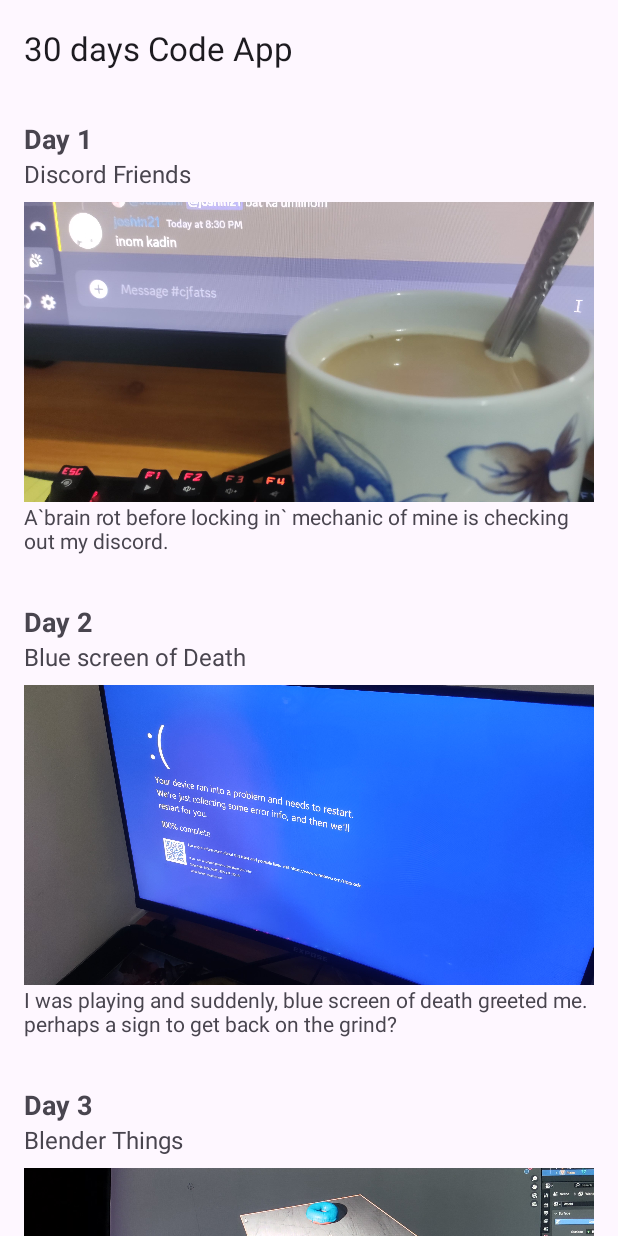
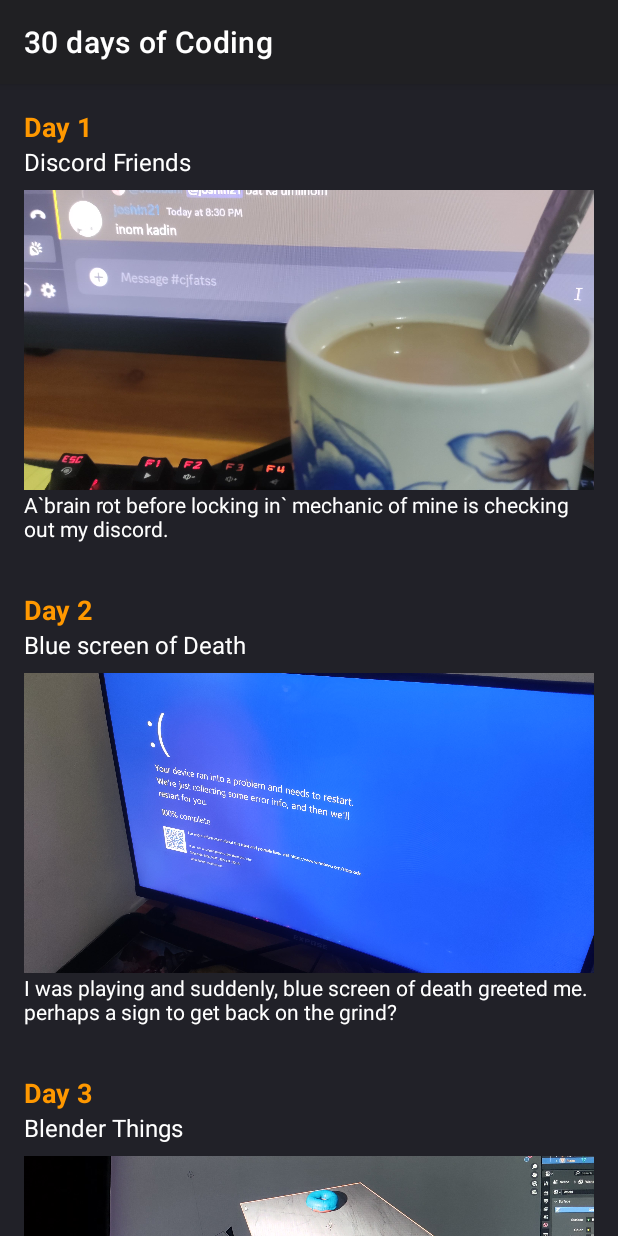
Before and after one commit to Jubibani/cc17-3k-orpilla-christopher-act6, an Android app: the screen it shows after launch (MainActivity), on a phone screen of 412 x 824 dp. Run offline under Robolectric (Android 15) with nearby library versions, the phone set to English and light mode, and no system bars.

Commit message:
added colors

```diff
--- a/app/src/main/AndroidManifest.xml
+++ b/app/src/main/AndroidManifest.xml
@@ -10,7 +10,7 @@
         android:label="@string/app_name"
         android:roundIcon="@mipmap/ic_launcher_round"
         android:supportsRtl="true"
-        android:theme="@style/Theme._30daysapp"
+        android:theme="@style/Theme.30DaysApp"
         tools:targetApi="31">
         <activity
             android:name=".MainActivity"
--- a/app/src/main/java/com/example/a30daysapp/MainActivity.kt
+++ b/app/src/main/java/com/example/a30daysapp/MainActivity.kt
@@ -6,7 +6,6 @@ import androidx.appcompat.app.AppCompatActivity
 import androidx.recyclerview.widget.LinearLayoutManager
 import androidx.recyclerview.widget.RecyclerView
 import com.example.a30daysapp.model.Day
-import utilities.DayDataLoader
 
 class MainActivity : AppCompatActivity() {
     private lateinit var recyclerView: RecyclerView
--- a/app/src/main/java/com/example/a30daysapp/model/DayAdapter.kt
+++ b/app/src/main/java/com/example/a30daysapp/model/DayAdapter.kt
@@ -1,5 +1,6 @@
 package com.example.a30daysapp
 
+import android.annotation.SuppressLint
 import android.view.LayoutInflater
 import android.view.View
 import android.view.ViewGroup
@@ -24,6 +25,7 @@ class DayAdapter(private val days: List<Day>) : RecyclerView.Adapter<DayAdapter.
         return DayViewHolder(view)
     }
 
+    @SuppressLint("SetTextI18n")
     override fun onBindViewHolder(holder: DayViewHolder, position: Int) {
         val day = days[position]
         holder.dayNumberTextView.text = "Day ${day.dayNumber}"
@@ -40,9 +42,6 @@ class DayAdapter(private val days: List<Day>) : RecyclerView.Adapter<DayAdapter.
             holder.dayImageView.setImageDrawable(
                 AppCompatResources.getDrawable(holder.dayImageView.context, resourceId)
             )
-        } else {
-            // Set a default or placeholder image if the resource doesn't exist
-            holder.dayImageView.setImageResource(R.drawable.bmo_code) // Replace with your placeholder drawable
         }
     }
 
--- a/app/src/main/res/layout/activity_main.xml
+++ b/app/src/main/res/layout/activity_main.xml
@@ -14,7 +14,7 @@
             android:id="@+id/toolbar"
             android:layout_width="match_parent"
             android:layout_height="?attr/actionBarSize"
-            app:title="30 days Code App"
+            app:title="30 days of Coding"
             app:layout_scrollFlags="scroll|enterAlways"/>
 
     </com.google.android.material.appbar.AppBarLayout>
--- a/app/src/main/res/layout/item_day.xml
+++ b/app/src/main/res/layout/item_day.xml
@@ -6,6 +6,8 @@
     android:padding="16dp">
 
     <TextView
+        android:textColor="@color/secondaryColor"
+
         android:id="@+id/dayNumberTextView"
         android:layout_width="wrap_content"
         android:layout_height="wrap_content"
@@ -13,6 +15,7 @@
         android:textSize="18sp"/>
 
     <TextView
+        android:textColor="@color/textColor"
         android:id="@+id/dayTitleTextView"
         android:layout_width="wrap_content"
         android:layout_height="wrap_content"
@@ -26,6 +29,7 @@
         android:layout_marginTop="8dp"/>
 
     <TextView
+        android:textColor="@color/textColor"
         android:id="@+id/dayDescriptionTextView"
         android:layout_width="wrap_content"
         android:layout_height="wrap_content"
--- a/app/src/main/res/values-night/themes.xml
+++ /dev/null
@@ -1,7 +0,0 @@
-<resources xmlns:tools="http://schemas.android.com/tools">
-    <!-- Base application theme. -->
-    <style name="Base.Theme._30daysapp" parent="Theme.Material3.DayNight.NoActionBar">
-        <!-- Customize your dark theme here. -->
-        <!-- <item name="colorPrimary">@color/my_dark_primary</item> -->
-    </style>
-</resources>
--- a/app/src/main/res/values/colors.xml
+++ b/app/src/main/res/values/colors.xml
@@ -1,5 +1,7 @@
-<?xml version="1.0" encoding="utf-8"?>
 <resources>
-    <color name="black">#FF000000</color>
-    <color name="white">#FFFFFFFF</color>
+    <color name="primaryColor">#6200EE</color>
+    <color name="primaryVariant">#3700B3</color>
+    <color name="secondaryColor">#FF9800</color>
+    <color name="backgroundColor">#FFFFFF</color>
+    <color name="textColor">#FFFFFF</color>
 </resources>
--- a/app/src/main/res/values/themes.xml
+++ b/app/src/main/res/values/themes.xml
@@ -1,9 +1,9 @@
 <resources xmlns:tools="http://schemas.android.com/tools">
-    <!-- Base application theme. -->
-    <style name="Base.Theme._30daysapp" parent="Theme.Material3.DayNight.NoActionBar">
-        <!-- Customize your light theme here. -->
-        <!-- <item name="colorPrimary">@color/my_light_primary</item> -->
+    <style name="Theme.30DaysApp" parent="Theme.MaterialComponents.DayNight.NoActionBar">
+        <item name="colorPrimary">#202023</item>
+        <item name="colorPrimaryVariant">@color/primaryVariant</item>
+        <item name="colorSecondary">@color/secondaryColor</item>
+        <item name="android:colorBackground">#212128</item>
+        <item name="android:textColorPrimary">#FFFFFF</item>
     </style>
-
-    <style name="Theme._30daysapp" parent="Base.Theme._30daysapp" />
 </resources>
```
Also changed, not shown: app/src/main/assets/days.json (deleted, +0 -32 lines), app/src/main/java/utilities/DayDataLoader.kt (deleted, +0 -23 lines).
